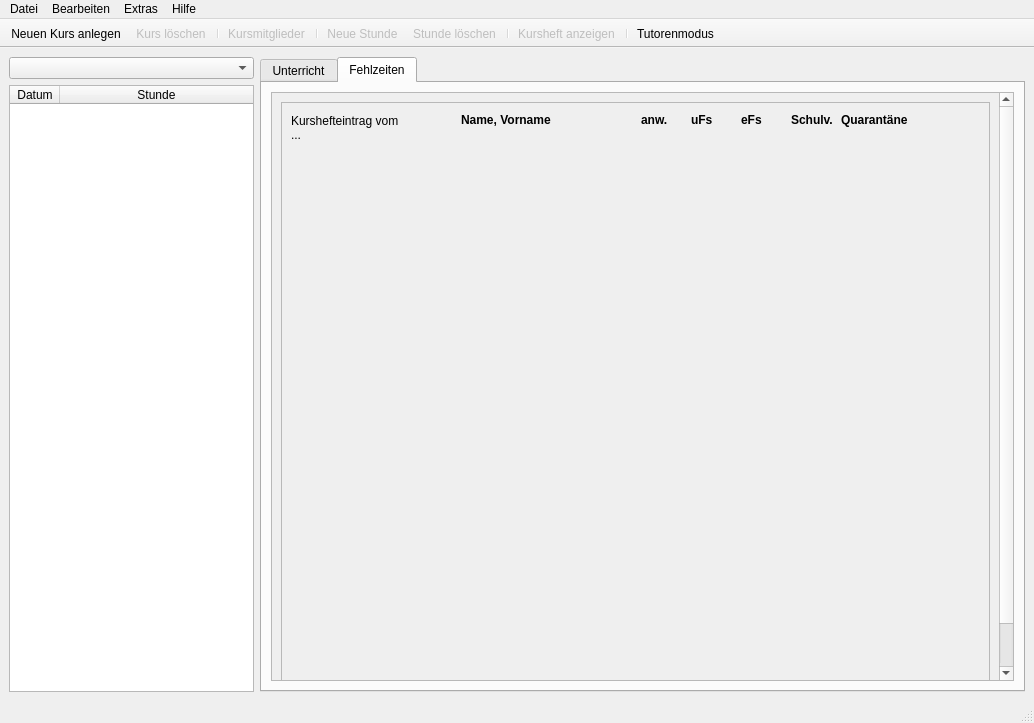
Before: the Qt Designer form MainWindow_new.ui in pyphil/Kursbuch, drawn with Qt 5.
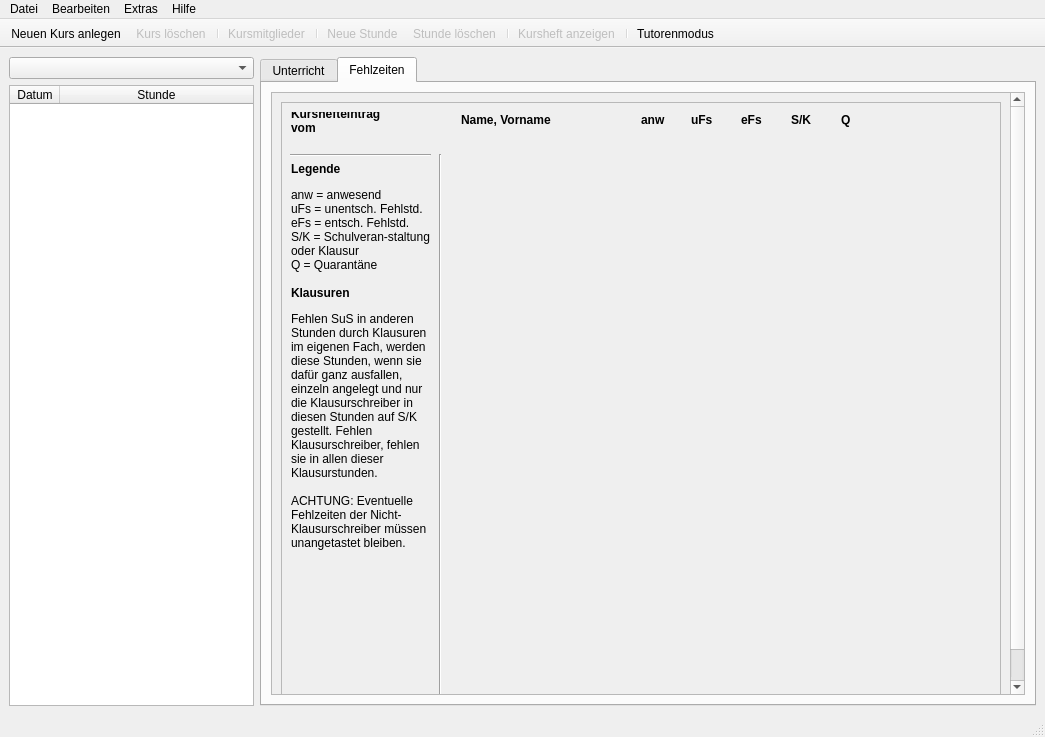
After: the same form once the commit is applied. The open tabs and pages were chosen to show the change. Icons and pictures are not drawn.

Diff of the .ui file:
```diff
--- a/MainWindow_new.ui
+++ b/MainWindow_new.ui
@@ -6,8 +6,8 @@
    <rect>
     <x>0</x>
     <y>0</y>
-    <width>1034</width>
-    <height>723</height>
+    <width>1045</width>
+    <height>737</height>
    </rect>
   </property>
   <property name="windowTitle">
@@ -314,8 +314,8 @@
             <rect>
              <x>0</x>
              <y>0</y>
-             <width>730</width>
-             <height>639</height>
+             <width>733</width>
+             <height>635</height>
             </rect>
            </property>
            <layout class="QGridLayout" name="gridLayout_4">
@@ -436,7 +436,7 @@
                  </font>
                 </property>
                 <property name="text">
-                 <string>anw.</string>
+                 <string>anw</string>
                 </property>
                </widget>
                <widget class="QLabel" name="label_Schulv">
@@ -455,7 +455,7 @@
                  </font>
                 </property>
                 <property name="text">
-                 <string>Schulv.</string>
+                 <string>S/K</string>
                 </property>
                </widget>
                <widget class="QLabel" name="label_Schulv_2">
@@ -474,7 +474,7 @@
                  </font>
                 </property>
                 <property name="text">
-                 <string>Quarantäne</string>
+                 <string>Q</string>
                 </property>
                </widget>
               </widget>
@@ -487,6 +487,12 @@
                  <height>31</height>
                 </rect>
                </property>
+               <property name="font">
+                <font>
+                 <weight>75</weight>
+                 <bold>true</bold>
+                </font>
+               </property>
                <property name="text">
                 <string>Kurshefteintrag vom
 ...</string>
@@ -495,6 +501,51 @@
                 <bool>true</bool>
                </property>
               </widget>
+              <widget class="QLabel" name="label_3">
+               <property name="geometry">
+                <rect>
+                 <x>10</x>
+                 <y>60</y>
+                 <width>141</width>
+                 <height>501</height>
+                </rect>
+               </property>
+               <property name="text">
+                <string>&lt;html&gt;&lt;head/&gt;&lt;body&gt;&lt;p&gt;&lt;span style=&quot; font-size:9pt; font-weight:600;&quot;&gt;Legende&lt;/span&gt;&lt;/p&gt;&lt;p&gt;&lt;span style=&quot; font-size:9pt;&quot;&gt;anw = anwesend&lt;br/&gt;uFs = unentsch. Fehlstd.&lt;br/&gt;eFs = entsch. Fehlstd.&lt;br/&gt;S/K = Schulveran-staltung oder Klausur&lt;br/&gt;Q = Quarantäne&lt;br/&gt;&lt;br/&gt;&lt;/span&gt;&lt;span style=&quot; font-size:9pt; font-weight:600;&quot;&gt;Klausuren&lt;/span&gt;&lt;/p&gt;&lt;p&gt;&lt;span style=&quot; font-size:9pt;&quot;&gt;Fehlen SuS in anderen Stunden durch Klausuren im eigenen Fach, werden diese Stunden, wenn sie dafür ganz ausfallen, einzeln angelegt und nur die Klausurschreiber in diesen Stunden auf S/K gestellt. Fehlen Klausurschreiber, fehlen sie in allen dieser Klausurstunden. &lt;br/&gt;&lt;br/&gt;ACHTUNG: Eventuelle Fehlzeiten der Nicht-Klausurschreiber müssen unangetastet bleiben.&lt;/span&gt;&lt;/p&gt;&lt;/body&gt;&lt;/html&gt;</string>
+               </property>
+               <property name="alignment">
+                <set>Qt::AlignLeading|Qt::AlignLeft|Qt::AlignTop</set>
+               </property>
+               <property name="wordWrap">
+                <bool>true</bool>
+               </property>
+              </widget>
+              <widget class="Line" name="line_2">
+               <property name="geometry">
+                <rect>
+                 <x>9</x>
+                 <y>45</y>
+                 <width>141</width>
+                 <height>16</height>
+                </rect>
+               </property>
+               <property name="orientation">
+                <enum>Qt::Horizontal</enum>
+               </property>
+              </widget>
+              <widget class="Line" name="line">
+               <property name="geometry">
+                <rect>
+                 <x>149</x>
+                 <y>52</y>
+                 <width>20</width>
+                 <height>571</height>
+                </rect>
+               </property>
+               <property name="orientation">
+                <enum>Qt::Vertical</enum>
+               </property>
+              </widget>
              </widget>
             </item>
            </layout>
@@ -512,8 +563,8 @@
     <rect>
      <x>0</x>
      <y>0</y>
-     <width>1034</width>
-     <height>26</height>
+     <width>1045</width>
+     <height>21</height>
     </rect>
    </property>
    <widget class="QMenu" name="menuDatei">
```
